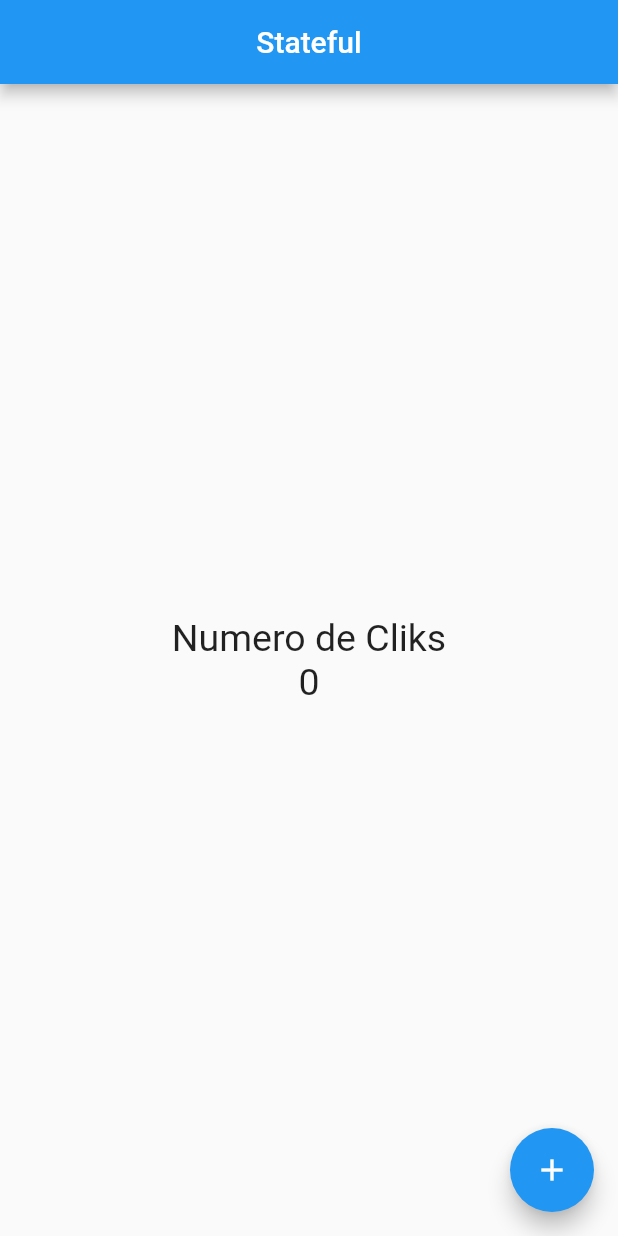
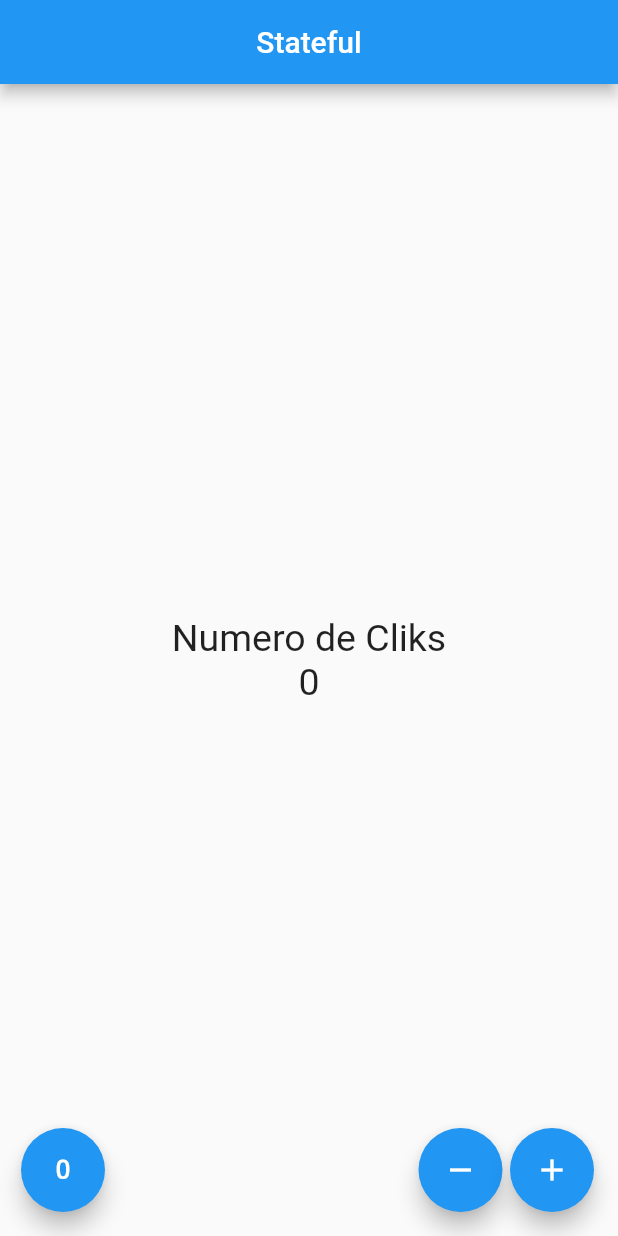
Before and after one commit to mario5698/S2AM, a Flutter app: the screen it shows after launch, on a phone screen of 412 x 824 dp. Run offline on Flutter 3.47's test engine with Material 2 defaults, Android fonts, the phone set to English and light mode, and no system bars.

Commit message:
add functions on app

```diff
--- a/Code/my_app/lib/src/app.dart
+++ b/Code/my_app/lib/src/app.dart
@@ -7,8 +7,9 @@ class MyApp extends StatelessWidget {
   @override
   Widget build(context) {
     return MaterialApp(
+        debugShowCheckedModeBanner: false,
         home: Center(
-      child: ContadorPage(),
-    ));
+          child: ContadorPage(),
+        ));
   }
 }
--- a/Code/my_app/lib/src/pages/contador_page.dart
+++ b/Code/my_app/lib/src/pages/contador_page.dart
@@ -24,16 +24,33 @@ class _ContadorPageState extends State<ContadorPage> {
             ],
           ),
         ),
-      floatingActionButtonLocation: FloatingActionButtonLocation.endFloat,
-      floatingActionButton: FloatingActionButton(
-        child: Icon(Icons.add),
-        onPressed: () {
-          setState(() {
-            _conteo++;
-            print('$_conteo');
-          });
-        },
-      ),
+        floatingActionButton: _crearBotones());
+  }
+
+  Widget _crearBotones() {
+    return Row(
+      mainAxisAlignment: MainAxisAlignment.end,
+      children: <Widget>[
+        SizedBox(width: 30),
+        FloatingActionButton(
+            child: Icon(Icons.exposure_zero), onPressed: _reset),
+        Expanded(child: SizedBox()),
+        FloatingActionButton(child: Icon(Icons.remove), onPressed: _sustraer),
+        SizedBox(width: 5.0),
+        FloatingActionButton(child: Icon(Icons.add), onPressed: _agregar),
+      ],
     );
   }
+
+  void _agregar() {
+    setState(() => _conteo++);
   }
+
+  void _sustraer() {
+    setState(() => _conteo--);
+  }
+
+  void _reset() {
+    setState(() => _conteo = 0);
+  }
+}
```
Lines whose indentation alone changed are shown as unchanged.
